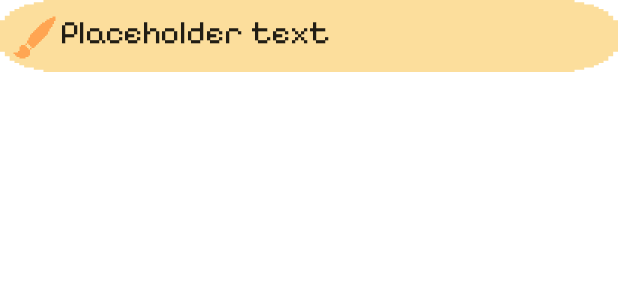
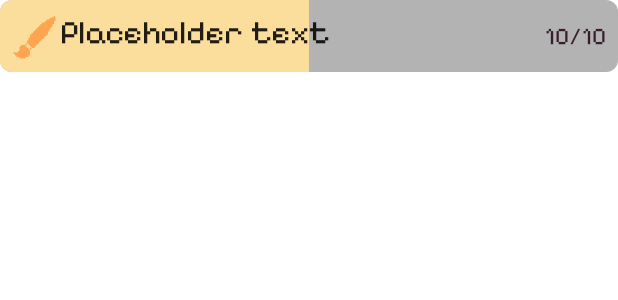
Before and after one commit to Soren-Astra/ArtApp, an Android app built with Jetpack Compose: the layout item_challengelist.xml on its own in the app's theme, with its tools: preview values and no code run, on a phone screen of 412 x 824 dp. Shown: the top 300 px of the screen. Run offline under Robolectric (Android 15) with nearby library versions, the phone set to English and light mode, and no system bars.

Commit message:
Set prompts as done and challenge progress bar

```diff
--- a/app/src/main/java/com/example/artapp/database/ChallengeDao.kt
+++ b/app/src/main/java/com/example/artapp/database/ChallengeDao.kt
@@ -10,7 +10,7 @@ import kotlinx.coroutines.flow.Flow
 @Dao
 interface ChallengeDao {
     @Query("SELECT * FROM challenge ORDER BY title ASC")
-    fun getAlphabetizedChallenges(): Flow<List<Challenge>>
+    fun getAlphabetizedChallenges(): Flow<MutableList<Challenge>>
 
     @Query("SELECT * FROM challenge WHERE id = :id")
     suspend fun findById(id: Int): Challenge
--- a/app/src/main/java/com/example/artapp/database/ChallengeRepository.kt
+++ b/app/src/main/java/com/example/artapp/database/ChallengeRepository.kt
@@ -6,7 +6,7 @@ import kotlinx.coroutines.flow.Flow
 
 class ChallengeRepository(private val challengeDao: ChallengeDao) {
 
-    val allChallenges: Flow<List<Challenge>> = challengeDao.getAlphabetizedChallenges()
+    val allChallenges: Flow<MutableList<Challenge>> = challengeDao.getAlphabetizedChallenges()
 
     @Suppress("RedundantSuspendModifier")
     @WorkerThread
--- a/app/src/main/java/com/example/artapp/database/PromptDao.kt
+++ b/app/src/main/java/com/example/artapp/database/PromptDao.kt
@@ -4,6 +4,7 @@ import androidx.room.Dao
 import androidx.room.Insert
 import androidx.room.OnConflictStrategy
 import androidx.room.Query
+import androidx.room.Update
 import com.example.artapp.entities.Prompt
 import kotlinx.coroutines.flow.Flow
 
@@ -21,6 +22,9 @@ interface PromptDao {
     @Query("SELECT * FROM prompt WHERE challenge_id = :challengeId")
     suspend fun getByChallenge(challengeId: Int): List<Prompt>
 
+    @Update
+    suspend fun updatePrompt(prompt: Prompt)
+
     @Query("DELETE FROM prompt")
     suspend fun deleteAll()
 
--- a/app/src/main/java/com/example/artapp/database/PromptRepository.kt
+++ b/app/src/main/java/com/example/artapp/database/PromptRepository.kt
@@ -16,6 +16,12 @@ class PromptRepository(private val promptDao: PromptDao) {
     }
 
     @WorkerThread
+    suspend fun updatePrompt(prompt: Prompt)
+    {
+        promptDao.updatePrompt(prompt)
+    }
+
+    @WorkerThread
     suspend fun deleteAll() {
         promptDao.deleteAll()
     }
--- a/app/src/main/java/com/example/artapp/entities/Challenge.kt
+++ b/app/src/main/java/com/example/artapp/entities/Challenge.kt
@@ -2,6 +2,7 @@ package com.example.artapp.entities
 
 import androidx.room.ColumnInfo
 import androidx.room.Entity
+import androidx.room.Ignore
 import androidx.room.PrimaryKey
 
 @Entity(tableName = "challenge")
@@ -10,4 +11,6 @@ data class Challenge(
     @ColumnInfo(name = "description") var description: String = ""
 ) {
     @PrimaryKey(autoGenerate = true) var id: Int = 0
+    @Ignore var promptCount: Int = 0
+    @Ignore var completedPromptCount: Int = 0
 }
--- a/app/src/main/java/com/example/artapp/ui/ImportDialogFragment.kt
+++ b/app/src/main/java/com/example/artapp/ui/fragments/ImportDialogFragment.kt
@@ -1,4 +1,4 @@
-package com.example.artapp.ui
+package com.example.artapp.ui.fragments
 
 import android.app.AlertDialog
 import android.app.Dialog
--- /dev/null
+++ b/app/src/main/res/drawable/progress_bar.xml
@@ -0,0 +1,18 @@
+<?xml version="1.0" encoding="utf-8"?>
+<layer-list xmlns:android="http://schemas.android.com/apk/res/android">
+    <item android:id="@android:id/background">
+        <shape>
+            <corners android:radius="8dp"/>
+            <solid android:color="@color/light_gray"/>
+        </shape>
+    </item>
+
+    <item android:id="@android:id/progress">
+        <clip>
+            <shape>
+                <corners android:radius="8dp"/>
+                <solid android:color="@color/peach_yellow"/>
+            </shape>
+        </clip>
+    </item>
+</layer-list>
--- a/app/src/main/res/layout/item_challengelist.xml
+++ b/app/src/main/res/layout/item_challengelist.xml
@@ -1,18 +1,50 @@
 <?xml version="1.0" encoding="utf-8"?>
-<LinearLayout xmlns:android="http://schemas.android.com/apk/res/android"
+<androidx.constraintlayout.widget.ConstraintLayout xmlns:android="http://schemas.android.com/apk/res/android"
+    xmlns:app="http://schemas.android.com/apk/res-auto"
     android:layout_width="match_parent"
     android:layout_height="wrap_content"
     android:layout_marginBottom="8dp"
-    android:orientation="vertical">
+    android:background="@drawable/box_rounded"
+    android:backgroundTint="@color/peach_yellow">
+
+    <ProgressBar
+        android:id="@+id/challengelist_bar"
+        style="?android:attr/progressBarStyleHorizontal"
+        android:layout_width="0dp"
+        android:layout_height="0dp"
+        android:indeterminate="false"
+        android:indeterminateDrawable="@drawable/progress_bar"
+        android:max="100"
+        android:progress="50"
+        android:progressDrawable="@drawable/progress_bar"
+        android:progressTint="@color/peach_yellow"
+        app:layout_constraintBottom_toBottomOf="parent"
+        app:layout_constraintEnd_toEndOf="parent"
+        app:layout_constraintStart_toStartOf="parent"
+        app:layout_constraintTop_toTopOf="parent" />
 
     <TextView
-        android:id="@+id/textView"
-        android:layout_width="match_parent"
+        android:id="@+id/challengelist_name"
+        android:layout_width="wrap_content"
         android:layout_height="wrap_content"
-        android:background="@drawable/box_rounded"
-        android:backgroundTint="@color/peach_yellow"
         android:drawableStart="@drawable/icon_brus_smallh"
         android:padding="8dp"
         android:text="@string/placeholder"
-        android:textAppearance="@style/TextAppearance.AppCompat.Large" />
-</LinearLayout>
+        android:textAppearance="@style/TextAppearance.AppCompat.Large"
+        app:layout_constraintBottom_toBottomOf="parent"
+        app:layout_constraintStart_toStartOf="parent"
+        app:layout_constraintTop_toTopOf="parent" />
+
+    <TextView
+        android:id="@+id/challengelist_completion"
+        android:layout_width="wrap_content"
+        android:layout_height="wrap_content"
+        android:layout_marginEnd="8dp"
+        android:text="@string/placeholder_numbers"
+        android:textColor="@color/dark_purple"
+        android:textSize="16sp"
+        app:layout_constraintBottom_toBottomOf="parent"
+        app:layout_constraintEnd_toEndOf="parent"
+        app:layout_constraintTop_toTopOf="parent" />
+
+</androidx.constraintlayout.widget.ConstraintLayout>
--- a/app/src/main/res/values/colors.xml
+++ b/app/src/main/res/values/colors.xml
@@ -13,5 +13,6 @@
     <color name="burnt_orange">#FFBA5624</color>
     <color name="dark_purple">#FF381D2A</color>
     <color name="tea_green">#FFC4D6B0</color>
+    <color name="light_gray">#B3B3B3</color>
     <color name="transparent">#00000000</color>
 </resources>
--- a/app/src/main/res/values/strings.xml
+++ b/app/src/main/res/values/strings.xml
@@ -10,6 +10,7 @@
     <string name="empty_not_saved">Challenge not saved because it is empty.</string>
     <string name="add_word">Add challenge</string>
     <string name="placeholder">Placeholder text</string>
+    <string name="placeholder_numbers">10/10</string>
     <string name="dialog_import_title">Import</string>
     <string name="dialog_import_positive">Import</string>
     <string name="dialog_import_negative">Cancel</string>
```
Also changed, not shown: app/src/main/java/com/example/artapp/ui/ChallengeActivity.kt (+8 -3 lines), app/src/main/java/com/example/artapp/ui/MainActivity.kt (+7 -0 lines), app/src/main/java/com/example/artapp/ui/adapters/ChallengeListAdapter.kt (+14 -5 lines), app/src/main/java/com/example/artapp/ui/adapters/PromptDisplayListAdapter.kt (+21 -4 lines), app/src/main/java/com/example/artapp/viewmodel/ChallengeListViewModel.kt (+16 -3 lines), app/src/main/java/com/example/artapp/viewmodel/ChallengeViewModel.kt (+9 -0 lines), app/src/main/res/layout/item_promptlist.xml (+19 -17 lines).
